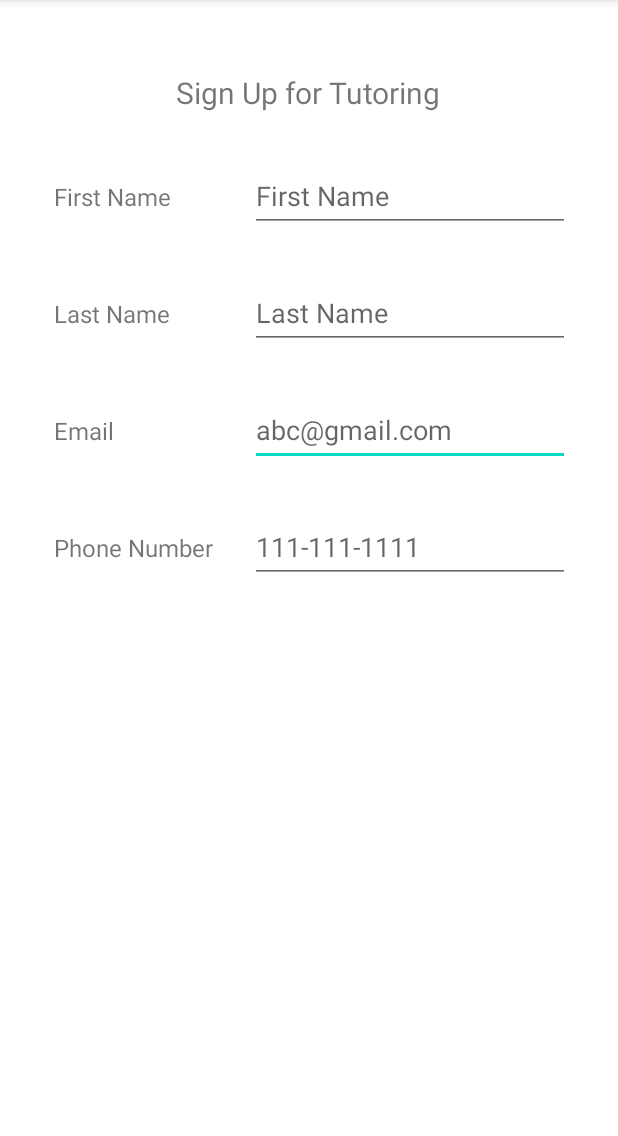
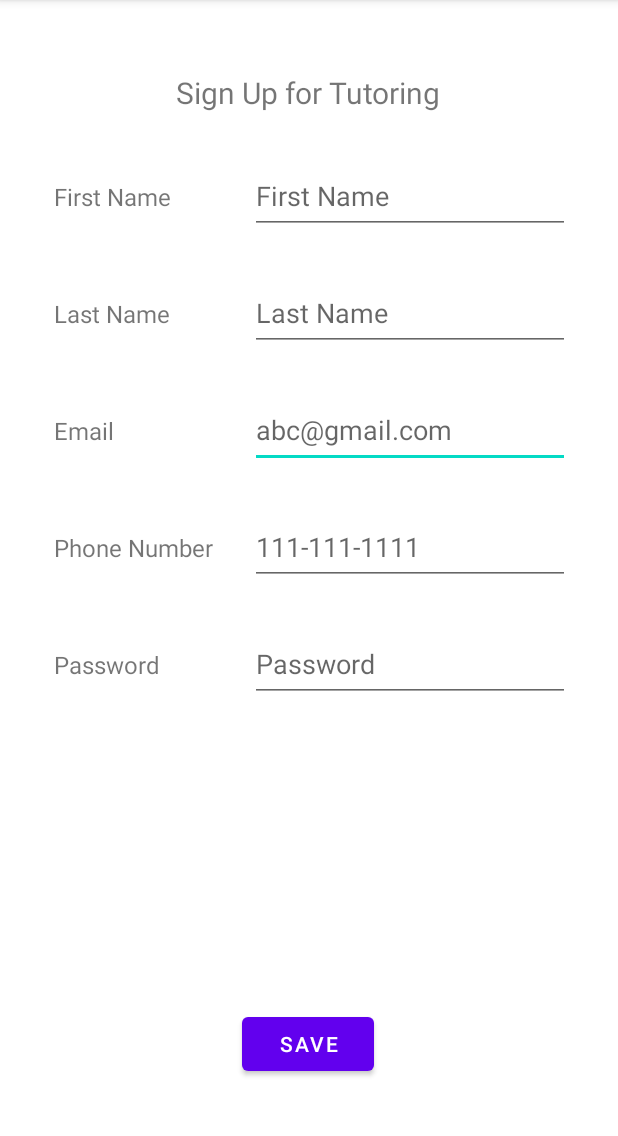
Before and after one commit to gracesopha/tutorme, an Android app: the SignupPage screen opened directly, with no data from a screen before it, on a phone screen of 412 x 824 dp, the part 84-1220 px from its top. Run offline under Robolectric (Android 15) with nearby library versions, the phone set to English and light mode, and no system bars.

Commit message:
linked sign up page back to login

```diff
--- a/StudentTutoringApp/app/src/main/java/com/example/studenttutoring/SignupPage.java
+++ b/StudentTutoringApp/app/src/main/java/com/example/studenttutoring/SignupPage.java
@@ -2,8 +2,11 @@ package com.example.studenttutoring;
 
 import androidx.appcompat.app.AppCompatActivity;
 
+import android.content.Intent;
 import android.os.Bundle;
 import android.util.Log;
+import android.view.View;
+import android.widget.Button;
 
 import java.sql.Connection;
 import java.sql.ResultSet;
@@ -31,5 +34,13 @@ public class SignupPage extends AppCompatActivity {
         catch (Exception ex) {
             Log.e("Error",ex.getMessage());
         }
+        final Button loginButton = findViewById(R.id.save_button);
+        loginButton.setOnClickListener(new View.OnClickListener() {
+            public void onClick(View v) {
+                Intent intent = new Intent(SignupPage.this, LoginPage.class);
+                startActivity(intent);
+                finish();
+            }
+        });
     }
 }
--- a/StudentTutoringApp/app/src/main/res/layout/activity_signup_page.xml
+++ b/StudentTutoringApp/app/src/main/res/layout/activity_signup_page.xml
@@ -7,9 +7,9 @@
     tools:context=".SignupPage">
 
     <EditText
-        android:id="@+id/editTextTextEmailAddress"
+        android:id="@+id/signUpEmail"
         android:layout_width="wrap_content"
-        android:layout_height="48dp"
+        android:layout_height="50dp"
         android:layout_marginEnd="32dp"
         android:ems="10"
         android:hint="@string/abc_gmail_com"
@@ -18,14 +18,14 @@
         app:layout_constraintEnd_toEndOf="parent" />
 
     <EditText
-        android:id="@+id/editTextPhone"
+        android:id="@+id/signUpPhone"
         android:layout_width="wrap_content"
-        android:layout_height="48dp"
+        android:layout_height="50dp"
         android:ems="10"
         android:hint="@string/_111_111_1111"
         android:inputType="phone"
         app:layout_constraintBaseline_toBaselineOf="@+id/textView11"
-        app:layout_constraintStart_toStartOf="@+id/editTextTextEmailAddress" />
+        app:layout_constraintStart_toStartOf="@+id/signUpEmail" />
 
     <TextView
         android:id="@+id/textView10"
@@ -49,24 +49,24 @@
         app:layout_constraintTop_toBottomOf="@+id/textView10" />
 
     <EditText
-        android:id="@+id/editTextTextPersonName2"
+        android:id="@+id/signUpLastName"
         android:layout_width="wrap_content"
-        android:layout_height="48dp"
+        android:layout_height="50dp"
         android:ems="10"
         android:hint="@string/last_name"
         android:inputType="textPersonName"
         app:layout_constraintBaseline_toBaselineOf="@+id/textView13"
-        app:layout_constraintStart_toStartOf="@+id/editTextTextEmailAddress" />
+        app:layout_constraintStart_toStartOf="@+id/signUpEmail" />
 
     <EditText
-        android:id="@+id/editTextTextPersonName3"
+        android:id="@+id/signUpFirstName"
         android:layout_width="wrap_content"
-        android:layout_height="48dp"
+        android:layout_height="50dp"
         android:ems="10"
         android:hint="@string/first_name"
         android:inputType="textPersonName"
         app:layout_constraintBaseline_toBaselineOf="@+id/textView12"
-        app:layout_constraintStart_toStartOf="@+id/editTextTextPersonName2" />
+        app:layout_constraintStart_toStartOf="@+id/signUpLastName" />
 
     <TextView
         android:id="@+id/textView12"
@@ -99,4 +99,36 @@
         app:layout_constraintHorizontal_bias="0.498"
         app:layout_constraintStart_toStartOf="parent"
         app:layout_constraintTop_toTopOf="parent" />
+
+    <EditText
+        android:id="@+id/signUpPass"
+        android:layout_width="wrap_content"
+        android:layout_height="50dp"
+        android:ems="10"
+        android:hint="@string/password"
+        android:inputType="textPassword"
+        app:layout_constraintBaseline_toBaselineOf="@+id/textView15"
+        app:layout_constraintStart_toStartOf="@+id/signUpPhone" />
+
+    <TextView
+        android:id="@+id/textView15"
+        android:layout_width="wrap_content"
+        android:layout_height="wrap_content"
+        android:layout_marginTop="56dp"
+        android:text="Password"
+        android:textSize="16sp"
+        app:layout_constraintStart_toStartOf="@+id/textView11"
+        app:layout_constraintTop_toBottomOf="@+id/textView11" />
+
+    <Button
+        android:id="@+id/save_button"
+        android:layout_width="wrap_content"
+        android:layout_height="wrap_content"
+        android:layout_marginBottom="48dp"
+        android:text="SAVE"
+        app:layout_constraintBottom_toBottomOf="parent"
+        app:layout_constraintEnd_toEndOf="parent"
+        app:layout_constraintHorizontal_bias="0.498"
+        app:layout_constraintStart_toStartOf="parent" />
+
 </androidx.constraintlayout.widget.ConstraintLayout>
--- a/StudentTutoringApp/app/src/main/res/values/strings.xml
+++ b/StudentTutoringApp/app/src/main/res/values/strings.xml
@@ -58,8 +58,6 @@
     <string name="first_name">First Name</string>
     <string name="last_name">Last Name</string>
     <string name="phone_number">Phone Number</string>
-    <string name="last_name">Last Name</string>
-    <string name="first_name">First Name</string>
     <string name="sign_up_for_tutoring">Sign Up for Tutoring</string>
 
 
```
